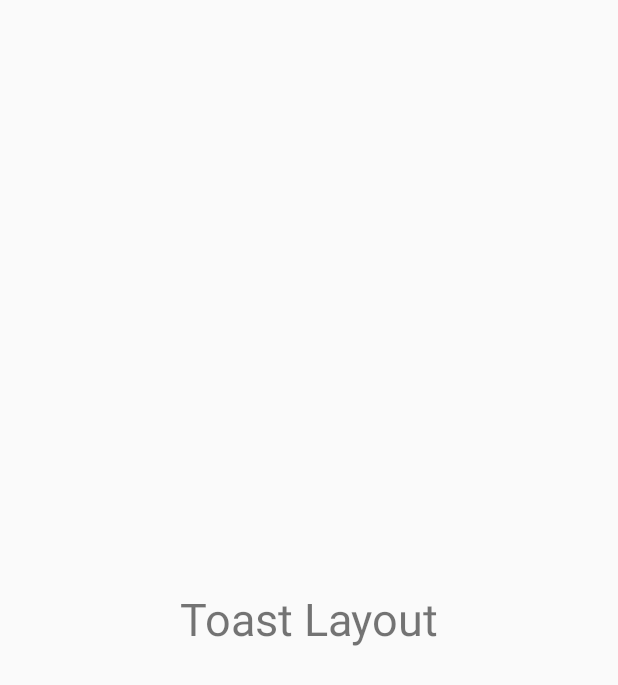
After one commit to UsmanJavaid008/Toast-Practice, an Android app: the layout toast_layout.xml on its own in the app's theme, with its tools: preview values and no code run, on a phone screen of 412 x 824 dp. The commit adds this screen. Shown: the top 685 px of the screen. Run offline under Robolectric (Android 15) with nearby library versions, the phone set to English and light mode, and no system bars.

Commit message:
First New Toast

```diff
--- a/app/src/main/AndroidManifest.xml
+++ b/app/src/main/AndroidManifest.xml
@@ -1,6 +1,6 @@
 <?xml version="1.0" encoding="utf-8"?>
 <manifest xmlns:android="http://schemas.android.com/apk/res/android"
-    package="com.example.myapplication099">
+    package="com.example.intenttoast">
 
     <application
         android:allowBackup="true"
@@ -8,7 +8,7 @@
         android:label="@string/app_name"
         android:roundIcon="@mipmap/ic_launcher_round"
         android:supportsRtl="true"
-        android:theme="@style/Theme.MyApplication099">
+        android:theme="@style/Theme.IntentToast">
         <activity
             android:name=".MainActivity"
             android:exported="true">
--- /dev/null
+++ b/app/src/main/res/layout/toast_layout.xml
@@ -0,0 +1,18 @@
+<?xml version="1.0" encoding="utf-8"?>
+<androidx.constraintlayout.widget.ConstraintLayout xmlns:android="http://schemas.android.com/apk/res/android"
+    xmlns:app="http://schemas.android.com/apk/res-auto"
+    xmlns:tools="http://schemas.android.com/tools"
+    android:layout_width="match_parent"
+    android:layout_height="match_parent">
+
+    <TextView
+        android:id="@+id/textView3"
+        android:layout_width="wrap_content"
+        android:layout_height="wrap_content"
+        android:text="Toast Layout"
+        android:textSize="30sp"
+        app:layout_constraintBottom_toBottomOf="parent"
+        app:layout_constraintEnd_toEndOf="parent"
+        app:layout_constraintStart_toStartOf="parent"
+        app:layout_constraintTop_toTopOf="parent" />
+</androidx.constraintlayout.widget.ConstraintLayout>
```
Also changed, not shown: app/src/main/java/com/example/myapplication099/MainActivity.java (+12 -1 lines).
